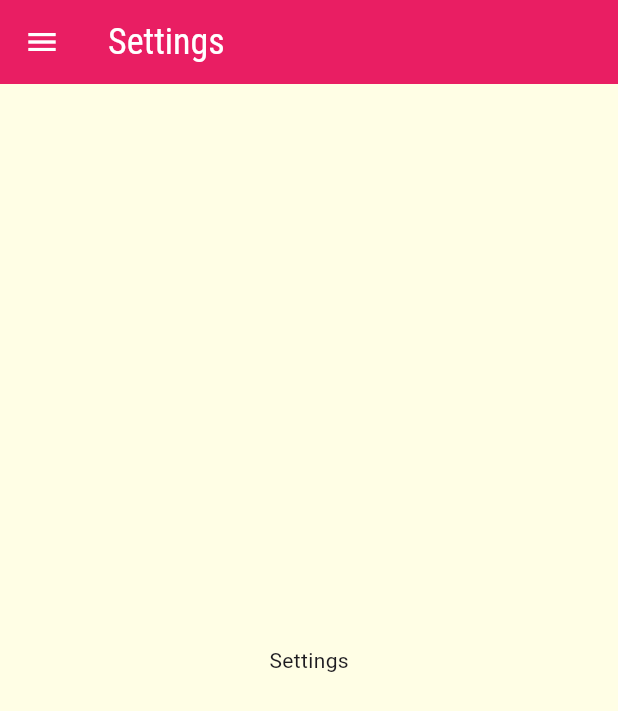
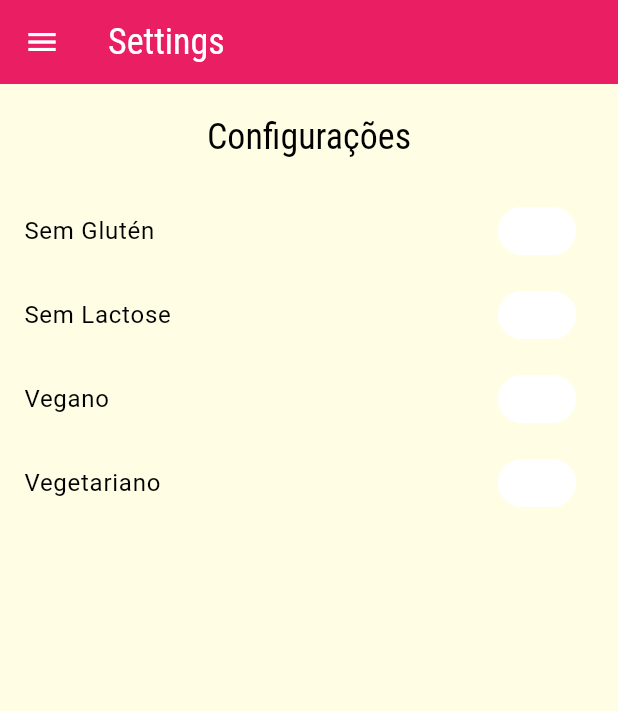
Before and after one commit to luisgs7/meals, a Flutter app: the SettingsScreen screen opened by its route, on a phone screen of 412 x 824 dp. Shown: the top 711 px of the screen. Run offline on Flutter 3.47's test engine with Material 3 defaults, Android fonts, the phone set to English and light mode, and no system bars.

Commit message:
aula 202

```diff
--- /dev/null
+++ b/lib/models/settings.dart
@@ -0,0 +1,13 @@
+class Settings {
+  bool isGlutenFree;
+  bool isLactoseFree;
+  bool isVegan;
+  bool isVegetarian;
+
+  Settings({
+    this.isGlutenFree = false,
+    this.isLactoseFree = false,
+    this.isVegan = false,
+    this.isVegetarian = false,
+  });
+}
--- a/lib/screends/settings_screen.dart
+++ b/lib/screends/settings_screen.dart
@@ -1,8 +1,29 @@
 import 'package:flutter/material.dart';
 import 'package:meals/components/main_drawer.dart';
+import 'package:meals/models/settings.dart';
 
-class SettingsScreen extends StatelessWidget {
+class SettingsScreen extends StatefulWidget {
   const SettingsScreen({super.key});
+
+  @override
+  State<SettingsScreen> createState() => _SettingsScreenState();
+}
+
+class _SettingsScreenState extends State<SettingsScreen> {
+  var settings = Settings();
+
+  Widget _createSwitch(
+    String title,
+    String subtitle,
+    bool value,
+    Function(bool) onChanged,
+  ) {
+    return SwitchListTile.adaptive(
+      title: Text(title),
+      value: value,
+      onChanged: onChanged,
+    );
+  }
 
   @override
   Widget build(BuildContext context) {
@@ -11,9 +32,44 @@ class SettingsScreen extends StatelessWidget {
         title: Text('Settings'),
       ),
       drawer: MainDrawer(),
-      body: Center(
-        child: Text('Settings'),
-      ),
+      body: Column(children: [
+        Container(
+          padding: EdgeInsets.all(20),
+          child: Text(
+            'Configurações',
+            style: Theme.of(context).textTheme.titleLarge,
+          ),
+        ),
+        Expanded(
+          child: ListView(
+            children: [
+              _createSwitch(
+                'Sem Glutén',
+                'Só exibe refeições sem glúten!',
+                settings.isGlutenFree,
+                (value) => setState(() => settings.isGlutenFree = value),
+              ),
+              _createSwitch(
+                'Sem Lactose',
+                'Só exibe refeições sem lactose!',
+                settings.isLactoseFree,
+                (value) => setState(() => settings.isLactoseFree = value),
+              ),
+              _createSwitch(
+                  'Vegano',
+                  'Só exibe refeições veganas!',
+                  settings.isVegan,
+                  (value) => setState(() => settings.isVegan = value)),
+              _createSwitch(
+                'Vegetariano',
+                'Só exibe refeições vegetarianas!',
+                settings.isVegetarian,
+                (value) => setState(() => settings.isVegetarian = value),
+              ),
+            ],
+          ),
+        ),
+      ]),
     );
   }
 }
```
